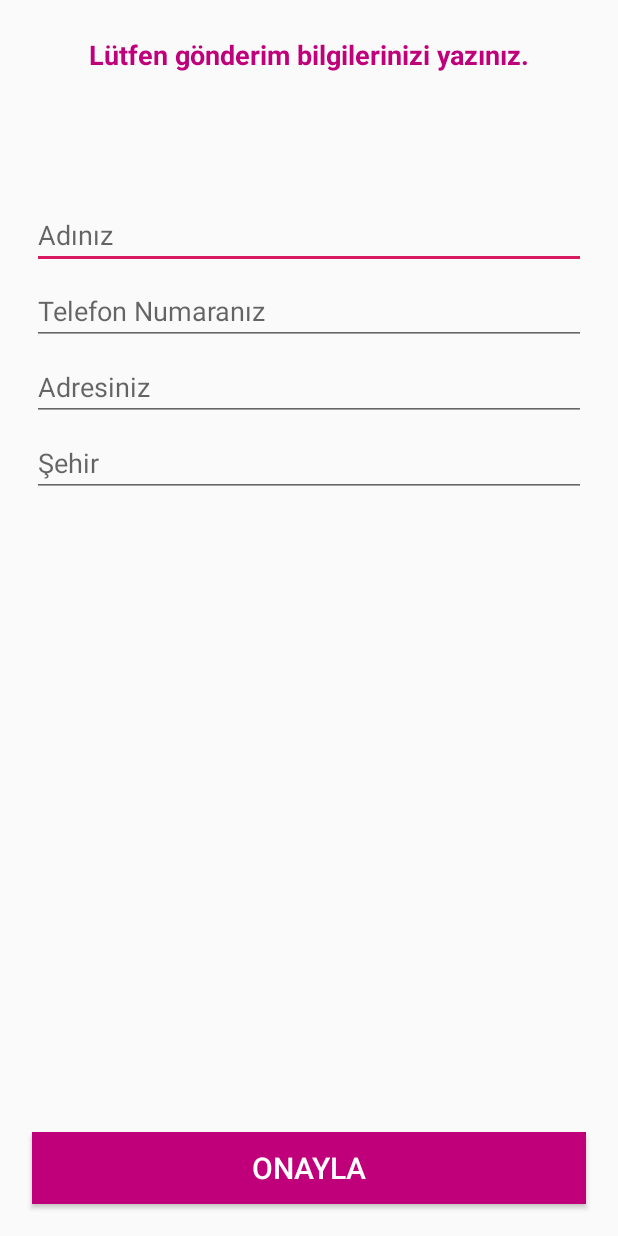
After one commit to uzerfurkan/shopulse, an Android app: the ConfirmFinalOrderActivity screen opened directly, with no data from a screen before it, on a phone screen of 412 x 824 dp. The commit adds this screen. Run offline under Robolectric (Android 15) with nearby library versions, the phone set to English and light mode, and no system bars.

Commit message:
Kargo adres bilgileri ekledim

```diff
--- a/shopulse/app/src/main/AndroidManifest.xml
+++ b/shopulse/app/src/main/AndroidManifest.xml
@@ -12,7 +12,9 @@
         android:roundIcon="@mipmap/ic_launcher_round"
         android:supportsRtl="true"
         android:theme="@style/AppTheme">
-        <activity android:name=".ProductDetailsActivity"></activity>
+        <activity android:name=".ConfirmFinalOrderActivity"></activity>
+        <activity android:name=".CartActivity" />
+        <activity android:name=".ProductDetailsActivity" />
         <activity android:name=".SettingsActivity" />
         <activity
             android:name="com.theartofdev.edmodo.cropper.CropImageActivity"
--- /dev/null
+++ b/shopulse/app/src/main/java/com/example/shopulse/ConfirmFinalOrderActivity.java
@@ -0,0 +1,35 @@
+package com.example.shopulse;
+
+import androidx.appcompat.app.AppCompatActivity;
+
+import android.os.Bundle;
+import android.widget.Button;
+import android.widget.EditText;
+import android.widget.Toast;
+
+public class ConfirmFinalOrderActivity extends AppCompatActivity
+{
+
+    private EditText nameEditText, phoneEditText, addressEditText, cityEditText;
+    private Button confirmOrderBtn;
+
+    private String totalAmount = "";
+
+    @Override
+    protected void onCreate(Bundle savedInstanceState)
+    {
+        super.onCreate(savedInstanceState);
+        setContentView(R.layout.activity_confirm_final_order);
+
+
+        totalAmount = getIntent().getStringExtra("Toplam Fiyat");
+        Toast.makeText(this, "Toplam Fiyat = ₺"+ totalAmount, Toast.LENGTH_SHORT).show();
+
+
+        confirmOrderBtn = (Button) findViewById(R.id.confirm_final_siparis_btn);
+        nameEditText = (EditText) findViewById(R.id.shippment_isim);
+        nameEditText = (EditText) findViewById(R.id.shippment_telefon);
+        nameEditText = (EditText) findViewById(R.id.shippment_adres);
+        nameEditText = (EditText) findViewById(R.id.shippment_sehir);
+    }
+}
--- a/shopulse/app/src/main/res/layout/activity_admin_kategori.xml
+++ b/shopulse/app/src/main/res/layout/activity_admin_kategori.xml
@@ -81,8 +81,8 @@
 
         <ImageView
             android:id="@+id/canta"
-            android:layout_width="80dp"
-            android:layout_height="80dp"
+            android:layout_width="70dp"
+            android:layout_height="70dp"
             android:src="@drawable/canta"
             />
 
--- /dev/null
+++ b/shopulse/app/src/main/res/layout/activity_confirm_final_order.xml
@@ -0,0 +1,75 @@
+<?xml version="1.0" encoding="utf-8"?>
+<RelativeLayout
+    xmlns:android="http://schemas.android.com/apk/res/android"
+    xmlns:app="http://schemas.android.com/apk/res-auto"
+    xmlns:tools="http://schemas.android.com/tools"
+    android:layout_width="match_parent"
+    android:layout_height="match_parent"
+    tools:context=".ConfirmFinalOrderActivity">
+
+    <TextView
+        android:id="@+id/txt"
+        android:layout_width="match_parent"
+        android:layout_height="wrap_content"
+        android:text="Lütfen gönderim bilgilerinizi yazınız."
+        android:textSize="18dp"
+        android:textColor="@color/colorPrimaryDark"
+        android:layout_margin="24dp"
+        android:textAlignment="center"
+        android:textStyle="bold"
+        />
+    <EditText
+        android:id="@+id/shippment_isim"
+        android:layout_width="match_parent"
+        android:layout_height="wrap_content"
+        android:layout_below="@+id/txt"
+        android:layout_marginTop="61dp"
+        android:layout_marginLeft="21dp"
+        android:layout_marginRight="21dp"
+        android:hint="Adınız"
+        />
+    <EditText
+        android:id="@+id/shippment_telefon"
+        android:layout_width="match_parent"
+        android:layout_height="wrap_content"
+        android:layout_below="@+id/shippment_isim"
+        android:layout_marginTop="5dp"
+        android:layout_marginLeft="21dp"
+        android:inputType="number"
+        android:layout_marginRight="21dp"
+        android:hint="Telefon Numaranız"
+        />
+    <EditText
+        android:id="@+id/shippment_adres"
+        android:layout_width="match_parent"
+        android:layout_height="wrap_content"
+        android:layout_below="@+id/shippment_telefon"
+        android:layout_marginTop="5dp"
+        android:layout_marginLeft="21dp"
+        android:layout_marginRight="21dp"
+        android:hint="Adresiniz"
+        />
+    <EditText
+        android:id="@+id/shippment_sehir"
+        android:layout_width="match_parent"
+        android:layout_height="wrap_content"
+        android:layout_below="@+id/shippment_adres"
+        android:layout_marginTop="5dp"
+        android:layout_marginLeft="21dp"
+        android:layout_marginRight="21dp"
+        android:hint="Şehir"
+        />
+
+    <Button
+        android:id="@+id/confirm_final_siparis_btn"
+        android:layout_width="match_parent"
+        android:layout_height="wrap_content"
+        android:layout_alignParentBottom="true"
+        android:layout_margin="21dp"
+        android:text="Onayla"
+        android:background="@color/colorPrimaryDark"
+        android:textColor="@android:color/white"
+        android:textSize="20sp"
+        />
+
+</RelativeLayout>
```
Also changed, not shown: shopulse/app/src/main/java/com/example/shopulse/CartActivity.java (added, +176 -0 lines), shopulse/app/src/main/java/com/example/shopulse/HomeActivity.java (+7 -7 lines), shopulse/app/src/main/java/com/example/shopulse/Model/Cart.java (added, +61 -0 lines), shopulse/app/src/main/java/com/example/shopulse/ViewHolder/CartViewHolder.java (added, +39 -0 lines), shopulse/app/src/main/res/layout/activity_cart.xml (added, +50 -0 lines), shopulse/app/src/main/res/layout/cart_items_layout.xml (added, +58 -0 lines).
